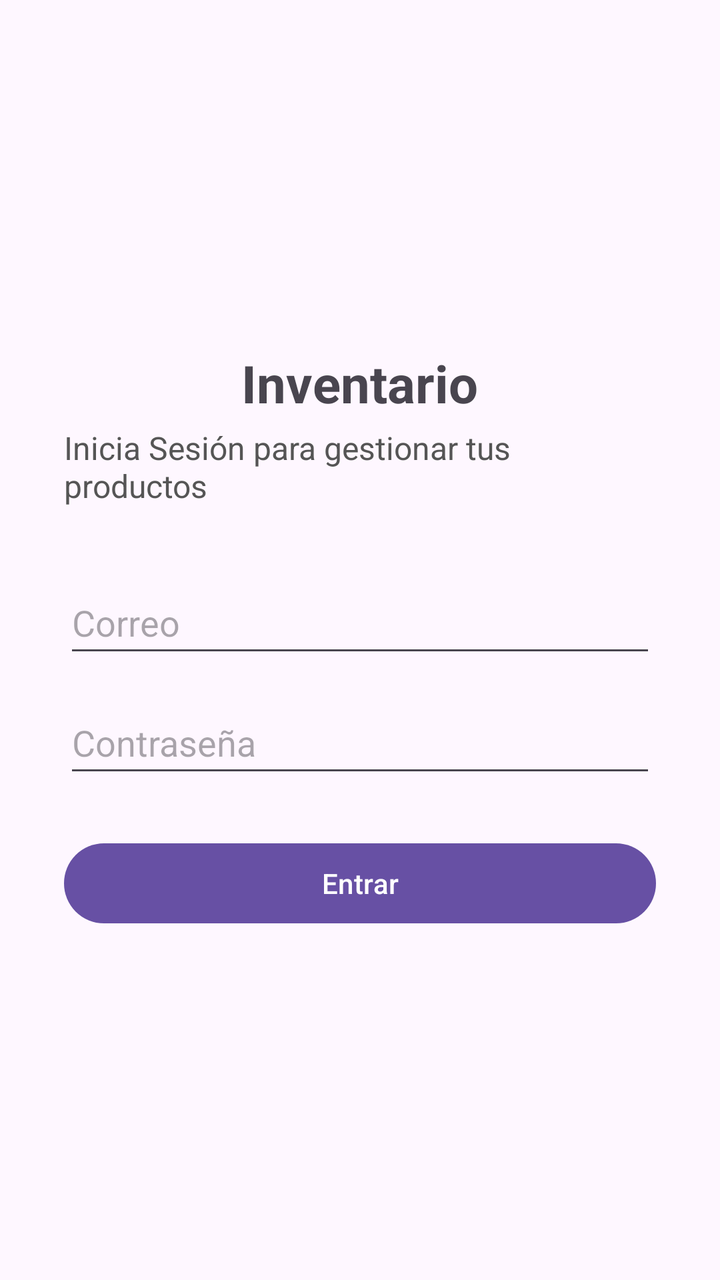
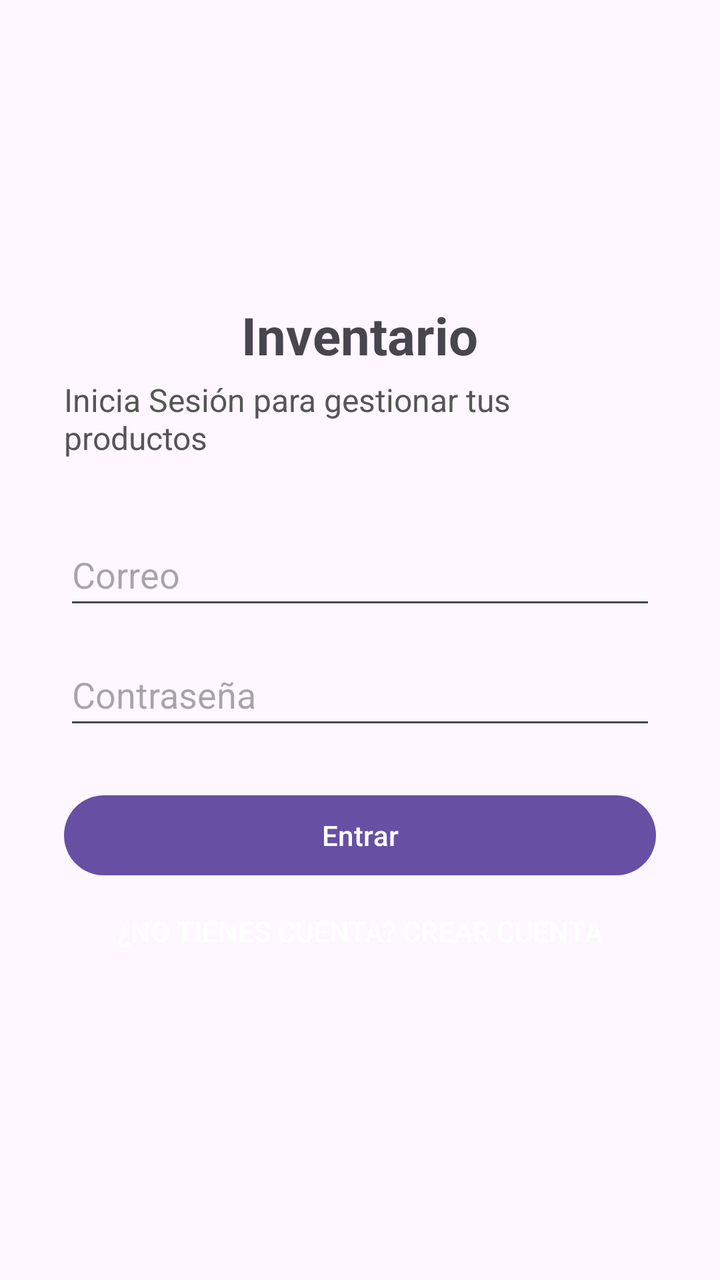

The first picture is an Android layout as it rendered before a commit; the second is the same layout after the commit. The layout source and the unified diff follow.
<!-- AndroidManifest.xml: application theme Theme.ProductosApp -->
<!-- res/layout/activity_main.xml -->
<?xml version="1.0" encoding="utf-8"?>
<ScrollView xmlns:android="http://schemas.android.com/apk/res/android"
    android:layout_width="match_parent"
    android:layout_height="match_parent"
    android:fillViewport="true">

    <LinearLayout
        android:layout_width="match_parent"
        android:layout_height="match_parent"
        android:gravity="center"
        android:orientation="vertical"
        android:padding="32dp">

        <TextView
            android:layout_width="wrap_content"
            android:layout_height="wrap_content"
            android:text="Inventario"
            android:textSize="26sp"
            android:textStyle="bold" />

        <TextView
            android:layout_width="wrap_content"
            android:layout_height="wrap_content"
            android:layout_marginTop="4dp"
            android:layout_marginBottom="32dp"
            android:text="Inicia Sesión para gestionar tus productos"
            android:textColor="#555555"
            android:textSize="16sp" />

        <EditText
            android:id="@+id/etUser"
            android:layout_width="match_parent"
            android:layout_height="wrap_content"
            android:autofillHints="emailAddress"
            android:hint="Correo"
            android:imeOptions="actionNext"
            android:inputType="textEmailAddress"
            android:minHeight="48dp" />

        <EditText
            android:id="@+id/etPass"
            android:layout_width="match_parent"
            android:layout_height="wrap_content"
            android:layout_marginTop="12dp"
            android:autofillHints="password"
            android:hint="Contraseña"
            android:imeOptions="actionDone"
            android:inputType="textPassword"
            android:minHeight="48dp" />

        <Button
            android:id="@+id/btnLogin"
            android:layout_width="match_parent"
            android:layout_height="wrap_content"
            android:layout_marginTop="24dp"
            android:minHeight="48dp"
            android:text="Entrar" />

    </LinearLayout>
</ScrollView>
<!-- resources referenced by this layout -->
<resources>
  <style name="Theme.ProductosApp" parent="Base.Theme.ProductosApp" />
  <style name="Base.Theme.ProductosApp" parent="Theme.Material3.DayNight.NoActionBar">
          
          
      </style>
</resources>

<!-- the commit's change to res/layout/activity_main.xml (unified diff, before → after) -->
@@ -56,5 +56,13 @@
             android:minHeight="48dp"
             android:text="Entrar" />
 
+        <Button
+            android:id="@+id/btnIrRegistro"
+            style="?android:attr/borderlessButtonStyle"
+            android:layout_width="match_parent"
+            android:layout_height="wrap_content"
+            android:minHeight="48dp"
+            android:text="¿No tienes cuenta? Crear cuenta" />
+
     </LinearLayout>
 </ScrollView>
